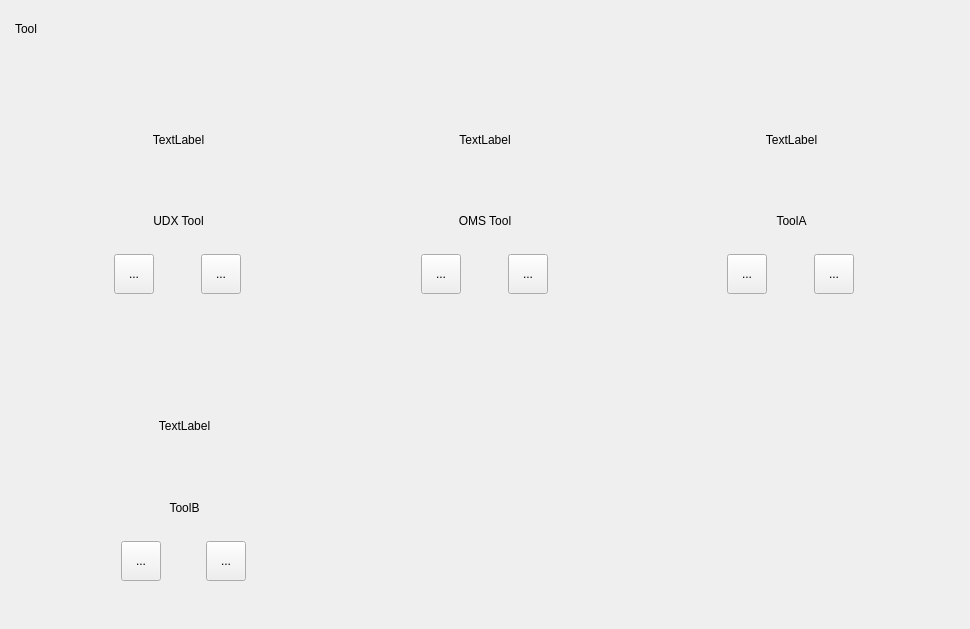
SunsetFrost/ogms_desktop, file OgmUI/ogmtoolui.ui: the form before one commit.
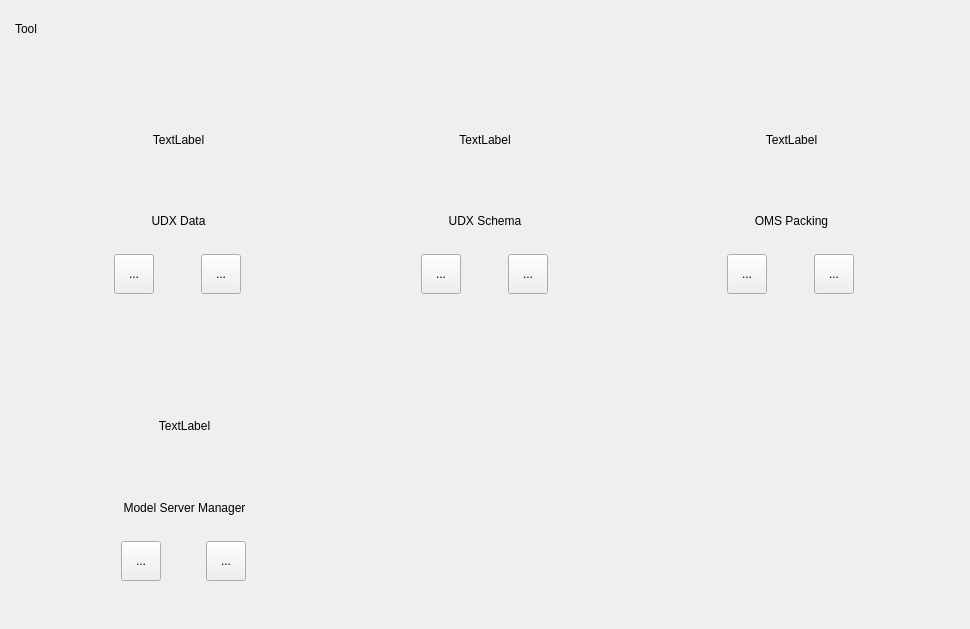
The form after the commit.

Commit message: 1.data task config 细节 （切换param 已输入信息还原） 2. task 编辑  删除 打开 另存为 3.添加server   设为默认server  打开默认server管理器页面

Diff of the .ui file:
```diff
--- a/OgmUI/ogmtoolui.ui
+++ b/OgmUI/ogmtoolui.ui
@@ -140,7 +140,7 @@
                   <string>lbl-tool-name</string>
                  </property>
                  <property name="text">
-                  <string>UDX Tool</string>
+                  <string>UDX Data</string>
                  </property>
                  <property name="alignment">
                   <set>Qt::AlignCenter</set>
@@ -206,6 +206,103 @@
            </layout>
           </widget>
          </item>
+         <item>
+          <widget class="QWidget" name="widget_7" native="true">
+           <layout class="QVBoxLayout" name="verticalLayout_6" stretch="3,1">
+            <property name="spacing">
+             <number>0</number>
+            </property>
+            <item>
+             <widget class="QWidget" name="widget_15" native="true">
+              <property name="statusTip">
+               <string>widget-tool-top</string>
+              </property>
+              <layout class="QVBoxLayout" name="verticalLayout_9" stretch="4,1">
+               <item>
+                <widget class="QLabel" name="lblToolA">
+                 <property name="statusTip">
+                  <string>lbl-tool-icon</string>
+                 </property>
+                 <property name="text">
+                  <string>TextLabel</string>
+                 </property>
+                 <property name="alignment">
+                  <set>Qt::AlignCenter</set>
+                 </property>
+                </widget>
+               </item>
+               <item>
+                <widget class="QLabel" name="label_2">
+                 <property name="statusTip">
+                  <string>lbl-tool-name</string>
+                 </property>
+                 <property name="text">
+                  <string>UDX Schema</string>
+                 </property>
+                 <property name="alignment">
+                  <set>Qt::AlignCenter</set>
+                 </property>
+                </widget>
+               </item>
+              </layout>
+             </widget>
+            </item>
+            <item>
+             <widget class="QWidget" name="widget_16" native="true">
+              <property name="statusTip">
+               <string>widget-tool-bottom</string>
+              </property>
+              <layout class="QHBoxLayout" name="horizontalLayout_9">
+               <item>
+                <widget class="QToolButton" name="btnToolUdxSchemaRun">
+                 <property name="minimumSize">
+                  <size>
+                   <width>40</width>
+                   <height>40</height>
+                  </size>
+                 </property>
+                 <property name="maximumSize">
+                  <size>
+                   <width>40</width>
+                   <height>40</height>
+                  </size>
+                 </property>
+                 <property name="statusTip">
+                  <string>btn-tool</string>
+                 </property>
+                 <property name="text">
+                  <string>...</string>
+                 </property>
+                </widget>
+               </item>
+               <item>
+                <widget class="QToolButton" name="btnToolAInfo">
+                 <property name="minimumSize">
+                  <size>
+                   <width>40</width>
+                   <height>40</height>
+                  </size>
+                 </property>
+                 <property name="maximumSize">
+                  <size>
+                   <width>40</width>
+                   <height>40</height>
+                  </size>
+                 </property>
+                 <property name="statusTip">
+                  <string>btn-tool</string>
+                 </property>
+                 <property name="text">
+                  <string>...</string>
+                 </property>
+                </widget>
+               </item>
+              </layout>
+             </widget>
+            </item>
+           </layout>
+          </widget>
+         </item>
          <item>
           <widget class="QWidget" name="widget_6" native="true">
            <layout class="QVBoxLayout" name="verticalLayout_5" stretch="3,1">
@@ -237,7 +334,7 @@
                   <string>lbl-tool-name</string>
                  </property>
                  <property name="text">
-                  <string>OMS Tool</string>
+                  <string>OMS Packing</string>
                  </property>
                  <property name="alignment">
                   <set>Qt::AlignCenter</set>
@@ -303,103 +400,6 @@
            </layout>
           </widget>
          </item>
-         <item>
-          <widget class="QWidget" name="widget_7" native="true">
-           <layout class="QVBoxLayout" name="verticalLayout_6" stretch="3,1">
-            <property name="spacing">
-             <number>0</number>
-            </property>
-            <item>
-             <widget class="QWidget" name="widget_15" native="true">
-              <property name="statusTip">
-               <string>widget-tool-top</string>
-              </property>
-              <layout class="QVBoxLayout" name="verticalLayout_9" stretch="4,1">
-               <item>
-                <widget class="QLabel" name="lblToolA">
-                 <property name="statusTip">
-                  <string>lbl-tool-icon</string>
-                 </property>
-                 <property name="text">
-                  <string>TextLabel</string>
-                 </property>
-                 <property name="alignment">
-                  <set>Qt::AlignCenter</set>
-                 </property>
-                </widget>
-               </item>
-               <item>
-                <widget class="QLabel" name="label_2">
-                 <property name="statusTip">
-                  <string>lbl-tool-name</string>
-                 </property>
-                 <property name="text">
-                  <string>ToolA</string>
-                 </property>
-                 <property name="alignment">
-                  <set>Qt::AlignCenter</set>
-                 </property>
-                </widget>
-               </item>
-              </layout>
-             </widget>
-            </item>
-            <item>
-             <widget class="QWidget" name="widget_16" native="true">
-              <property name="statusTip">
-               <string>widget-tool-bottom</string>
-              </property>
-              <layout class="QHBoxLayout" name="horizontalLayout_9">
-               <item>
-                <widget class="QToolButton" name="btnToolARun">
-                 <property name="minimumSize">
-                  <size>
-                   <width>40</width>
-                   <height>40</height>
-                  </size>
-                 </property>
-                 <property name="maximumSize">
-                  <size>
-                   <width>40</width>
-                   <height>40</height>
-                  </size>
-                 </property>
-                 <property name="statusTip">
-                  <string>btn-tool</string>
-                 </property>
-                 <property name="text">
-                  <string>...</string>
-                 </property>
-                </widget>
-               </item>
-               <item>
-                <widget class="QToolButton" name="btnToolAInfo">
-                 <property name="minimumSize">
-                  <size>
-                   <width>40</width>
-                   <height>40</height>
-                  </size>
-                 </property>
-                 <property name="maximumSize">
-                  <size>
-                   <width>40</width>
-                   <height>40</height>
-                  </size>
-                 </property>
-                 <property name="statusTip">
-                  <string>btn-tool</string>
-                 </property>
-                 <property name="text">
-                  <string>...</string>
-                 </property>
-                </widget>
-               </item>
-              </layout>
-             </widget>
-            </item>
-           </layout>
-          </widget>
-         </item>
         </layout>
        </widget>
       </item>
@@ -440,7 +440,7 @@
                   <string>lbl-tool-name</string>
                  </property>
                  <property name="text">
-                  <string>ToolB</string>
+                  <string>Model Server Manager</string>
                  </property>
                  <property name="alignment">
                   <set>Qt::AlignCenter</set>
```
Left out of the diff: 5 changed lines with no effect on the pictures. The commit also changes 33 other files.
